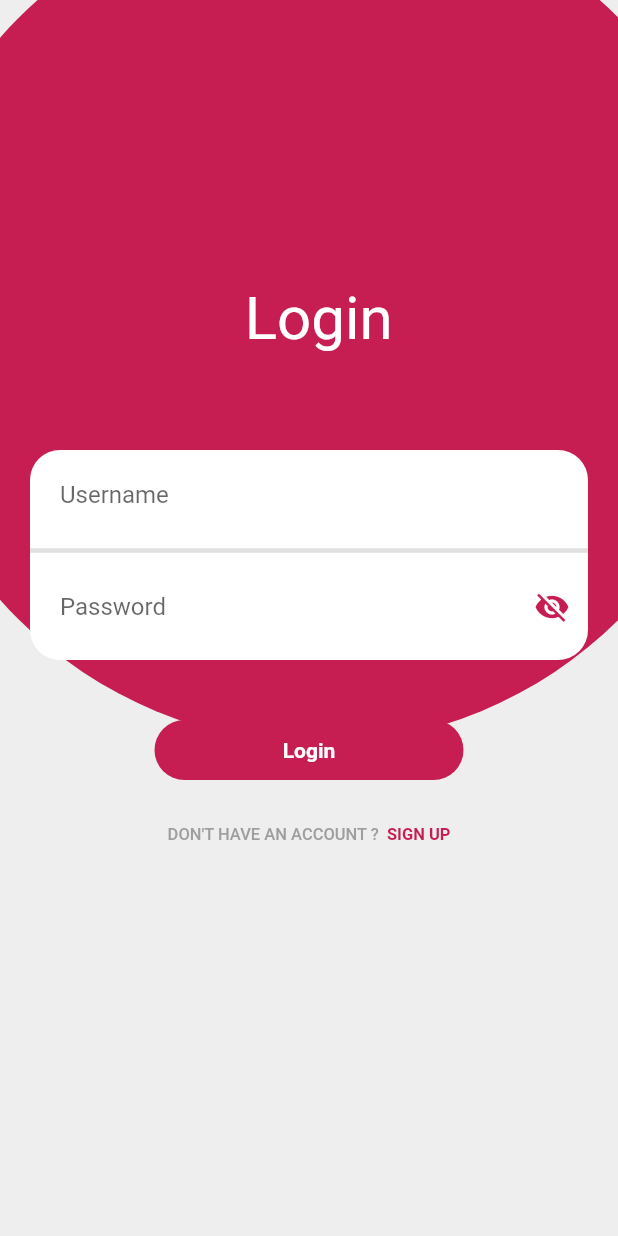
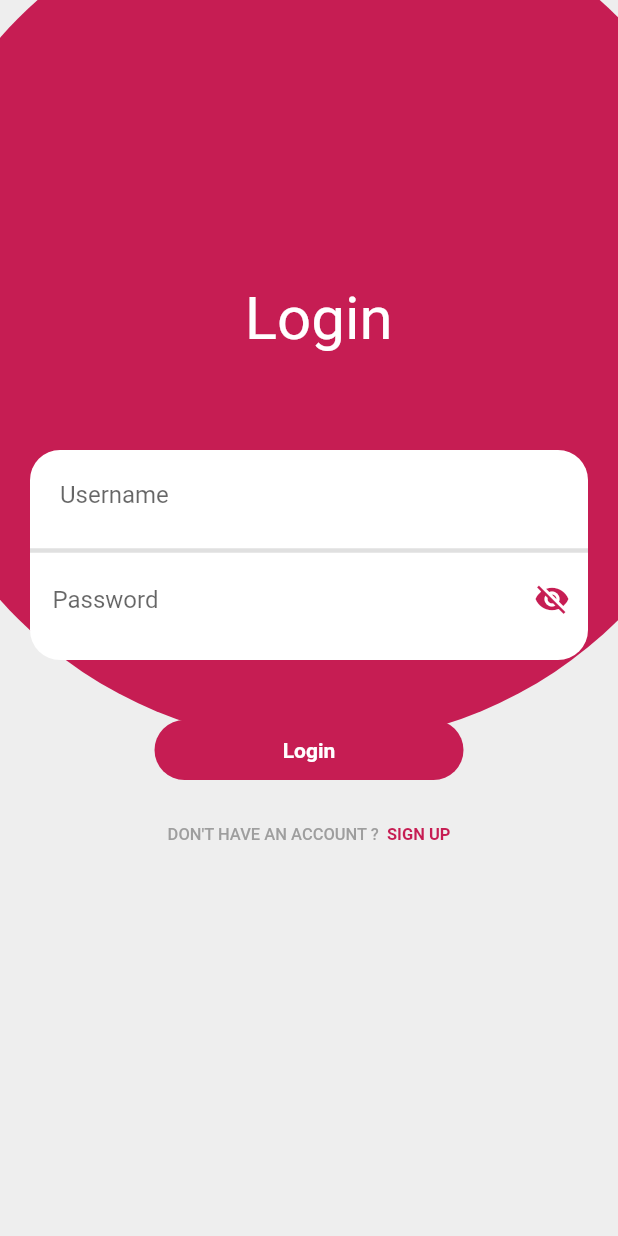
Before and after one commit to petersokhn015/SmartCookingFrontEnd, a Flutter app: the screen it shows after launch, after a tap on "Get Started", after a tap on "Login", on a phone screen of 412 x 824 dp. Run offline on Flutter 3.47's test engine with Material 2 defaults, Android fonts, the phone set to English and light mode, and no system bars; Roboto replaces fonts that are missing (Pacifico).

Commit message:
Fixed login page padding

```diff
--- a/app/lib/Screens/Login.dart
+++ b/app/lib/Screens/Login.dart
@@ -93,7 +93,7 @@ class _LoginState extends State<Login> {
                         decoration: InputDecoration(
                             border: InputBorder.none,
                             hintText: "Password",
-                            contentPadding: EdgeInsets.all(20),
+                            contentPadding: EdgeInsets.all(15),
                             // Adding the visibility icon to toggle visibility of the password field
                             suffixIcon: IconButton(
                               color: mainColorTheme,
--- a/app/lib/main.dart
+++ b/app/lib/main.dart
@@ -9,7 +9,6 @@ void main() {
 class MyApp extends StatelessWidget {
   const MyApp({Key? key}) : super(key: key);
 
-
   @override
   Widget build(BuildContext context) {
     return MaterialApp(
```
